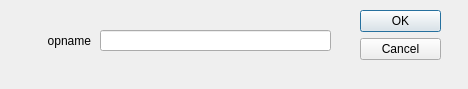
Before: the Qt Designer form src/widgets/editdialog.ui in connor-ms/RDRasm, drawn with Qt 5.
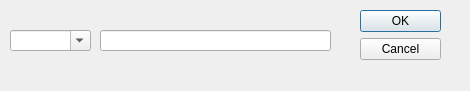
After: the same form once the commit is applied.

Commit message: Combo box for editing opcode

The edit to the form file:
```diff
--- a/src/widgets/editdialog.ui
+++ b/src/widgets/editdialog.ui
@@ -6,8 +6,8 @@
    <rect>
     <x>0</x>
     <y>0</y>
-    <width>468</width>
-    <height>89</height>
+    <width>470</width>
+    <height>91</height>
    </rect>
   </property>
   <property name="windowTitle">
@@ -29,23 +29,7 @@
     <set>QDialogButtonBox::Cancel|QDialogButtonBox::Ok</set>
    </property>
   </widget>
-  <widget class="QLabel" name="lblOpName">
-   <property name="geometry">
-    <rect>
-     <x>0</x>
-     <y>30</y>
-     <width>91</width>
-     <height>21</height>
-    </rect>
-   </property>
-   <property name="text">
-    <string>opname</string>
-   </property>
-   <property name="alignment">
-    <set>Qt::AlignRight|Qt::AlignTrailing|Qt::AlignVCenter</set>
-   </property>
-  </widget>
-  <widget class="QLineEdit" name="editBox">
+  <widget class="QLineEdit" name="data">
    <property name="geometry">
     <rect>
      <x>100</x>
@@ -55,6 +39,19 @@
     </rect>
    </property>
   </widget>
+  <widget class="QComboBox" name="opcode">
+   <property name="geometry">
+    <rect>
+     <x>10</x>
+     <y>30</y>
+     <width>81</width>
+     <height>21</height>
+    </rect>
+   </property>
+   <property name="editable">
+    <bool>true</bool>
+   </property>
+  </widget>
  </widget>
  <resources/>
  <connections>
```
The commit also changes 1 other file.
